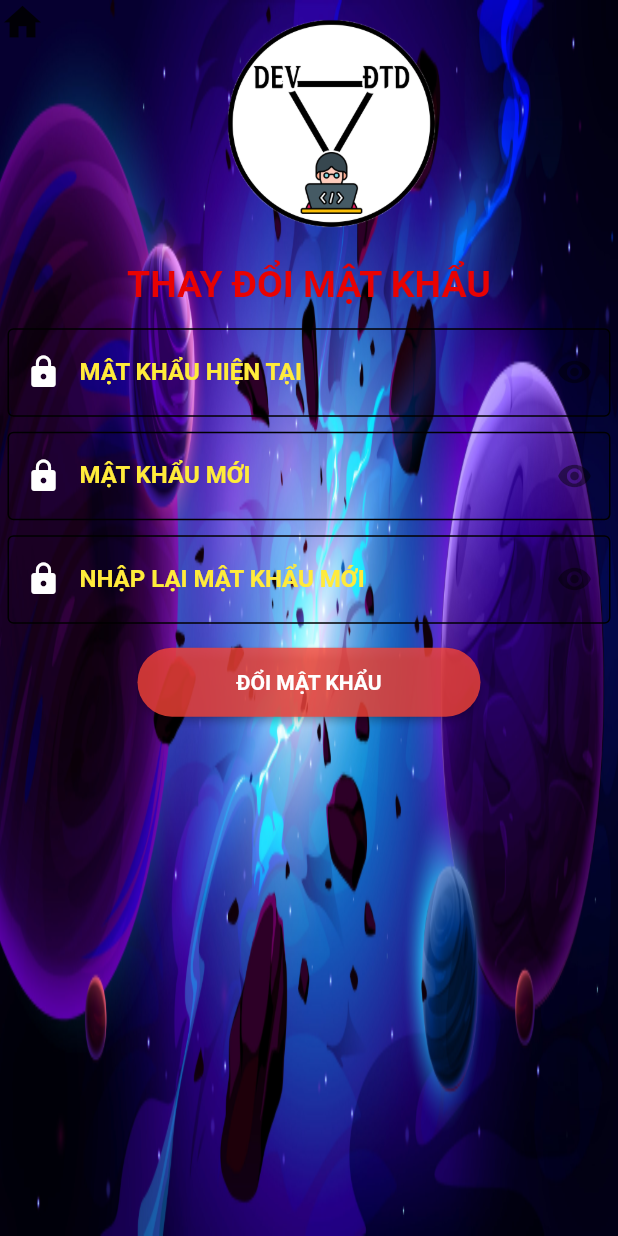
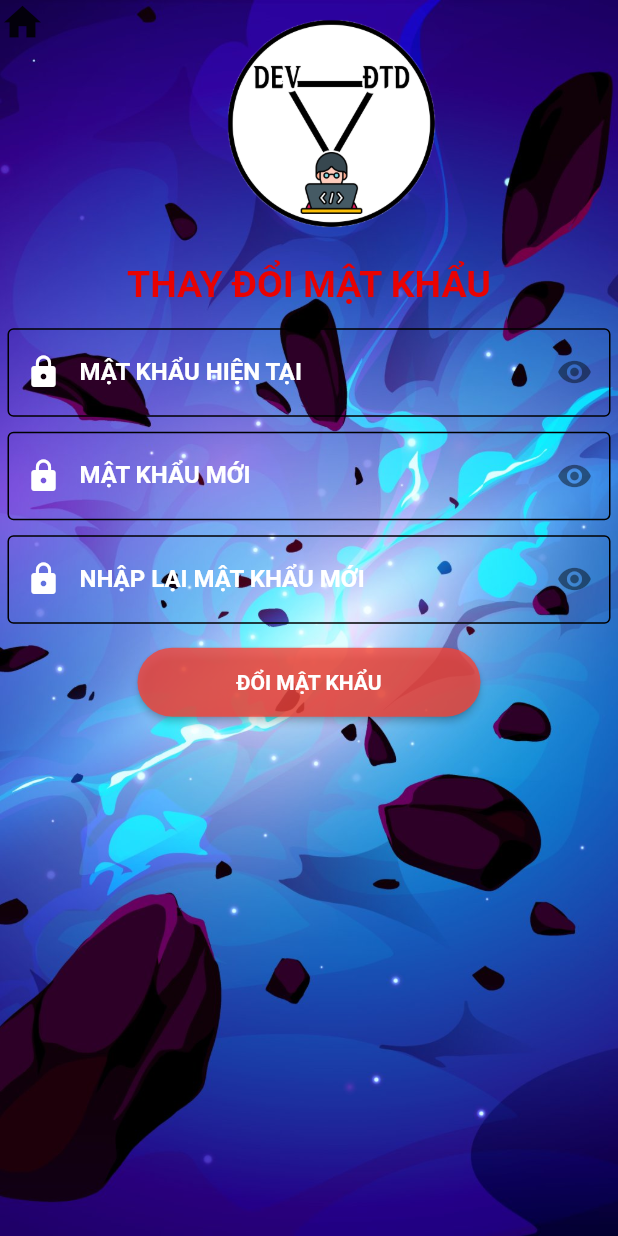
Before and after one commit to ThanhTrinh97/dev_dtd, a Flutter app: the Doi_MK screen opened directly, on a phone screen of 412 x 824 dp. Run offline on Flutter 3.47's test engine with Material 2 defaults, Android fonts, the phone set to English and light mode, and no system bars.

Commit message:
Update_Doi_Mk
mau sac

```diff
--- a/lib/Model_Doi_MK/Doi_MK.dart
+++ b/lib/Model_Doi_MK/Doi_MK.dart
@@ -22,7 +22,7 @@ class _Doi_MK extends State<Doi_MK> {
               height: MediaQuery.of(context).size.height,
               decoration: const BoxDecoration(
                 image: DecorationImage(
-                    image: AssetImage('Images/h1.jpg'), fit: BoxFit.fill),
+                    image: AssetImage('Images/h1.jpg'), fit: BoxFit.cover),
               ),
             ),
             SingleChildScrollView(
@@ -81,7 +81,7 @@ class _Doi_MK extends State<Doi_MK> {
                               ),
                               suffixIcon: Icon(Icons.remove_red_eye),
                               labelStyle: TextStyle(
-                                  color: Colors.yellow,
+                                  color: Colors.white,
                                   fontWeight: FontWeight.bold)),
                         ),
                       ),
@@ -102,7 +102,7 @@ class _Doi_MK extends State<Doi_MK> {
                               ),
                               suffixIcon: Icon(Icons.remove_red_eye),
                               labelStyle: TextStyle(
-                                  color: Colors.yellow,
+                                  color: Colors.white,
                                   fontWeight: FontWeight.bold)),
                         ),
                       ),
@@ -123,7 +123,7 @@ class _Doi_MK extends State<Doi_MK> {
                               ),
                               suffixIcon: Icon(Icons.remove_red_eye),
                               labelStyle: TextStyle(
-                                  color: Colors.yellow,
+                                  color: Colors.white,
                                   fontWeight: FontWeight.bold)),
                         ),
                       ),
```
